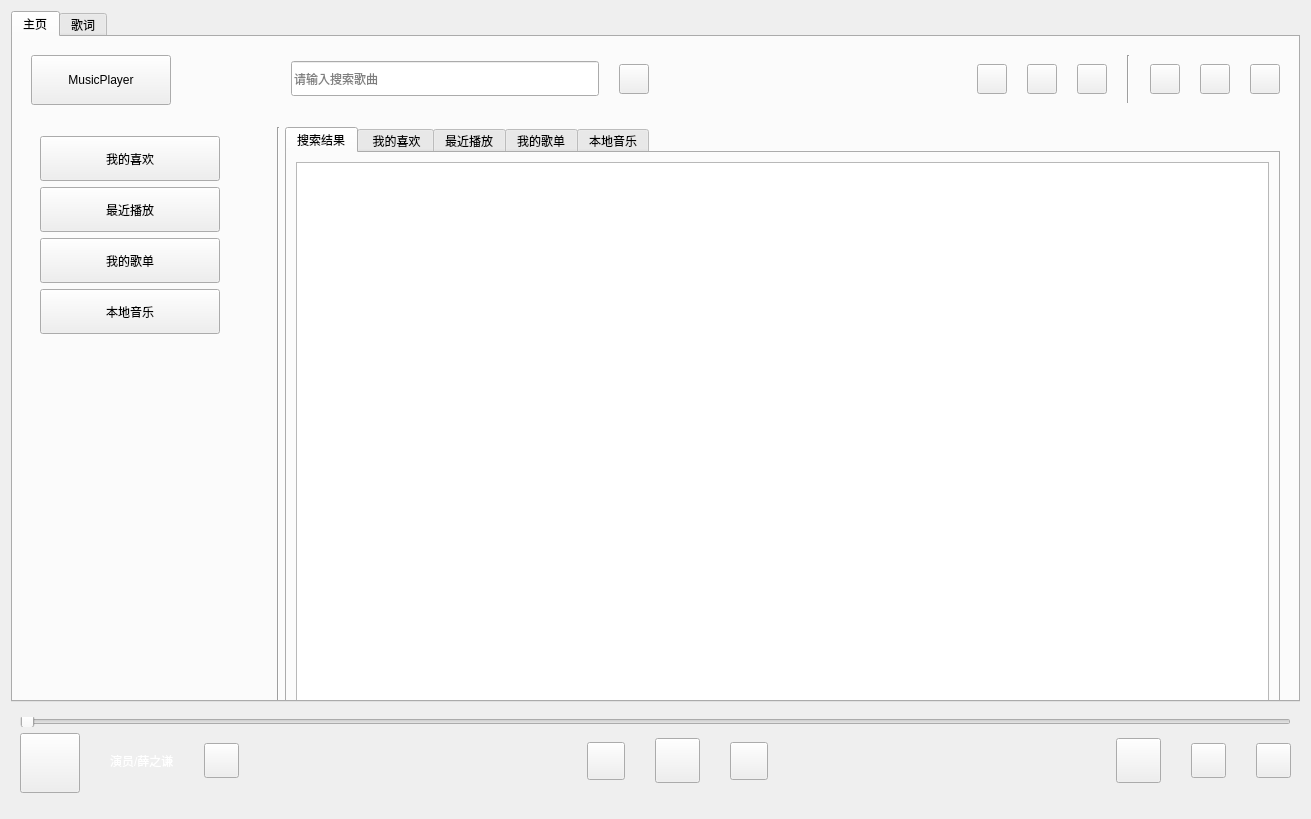
haojoy/MusicPlayer, file mainwidget.ui: the form before one commit.
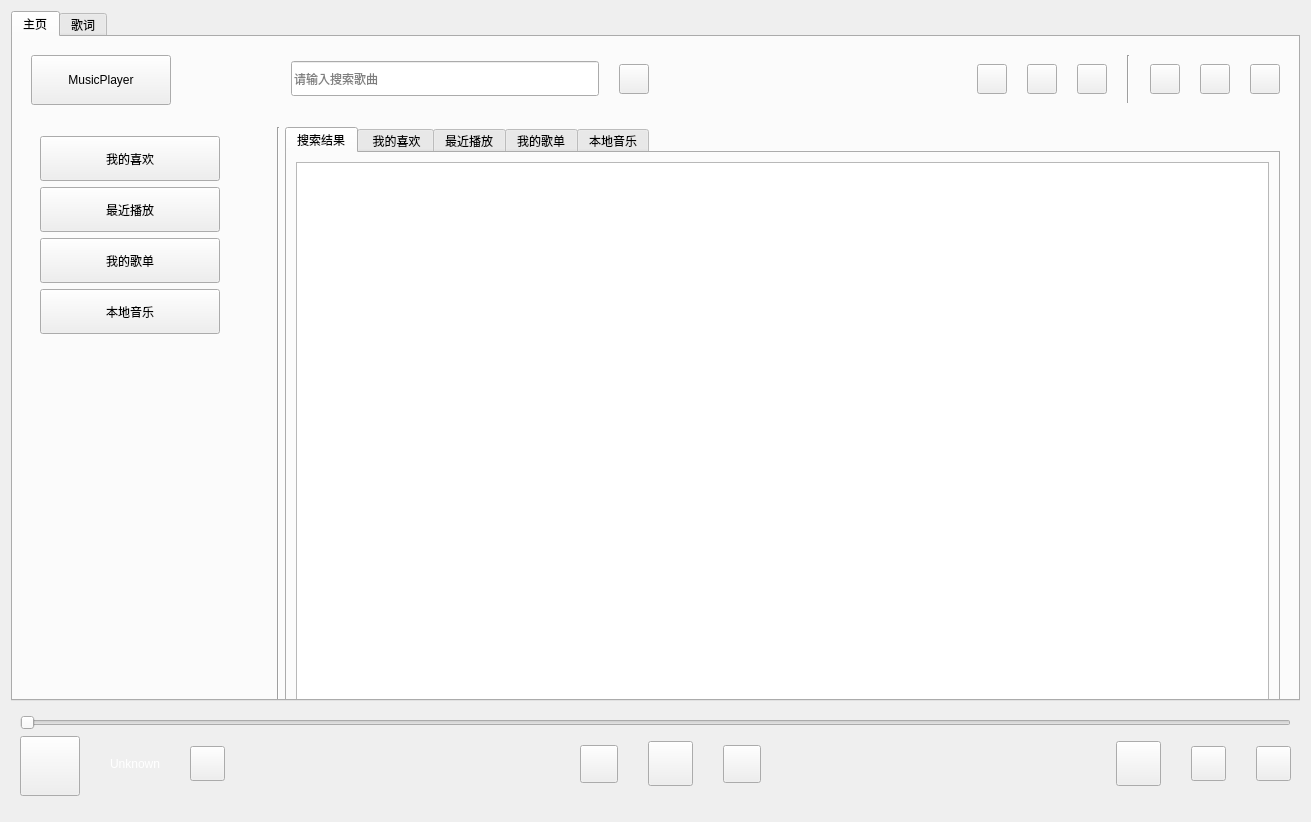
The form after the commit. Icons and pictures are not drawn. Custom widgets are drawn as their Qt base class.

```diff
--- a/mainwidget.ui
+++ b/mainwidget.ui
@@ -1141,7 +1141,7 @@
      <property name="minimumSize">
       <size>
        <width>1289</width>
-       <height>100</height>
+       <height>104</height>
       </size>
      </property>
      <property name="maximumSize">
@@ -1154,20 +1154,20 @@
       <item>
        <layout class="QVBoxLayout" name="verticalLayout_2">
         <item>
-         <widget class="QSlider" name="hslider_header">
+         <widget class="MySlider" name="slider_progress">
           <property name="enabled">
            <bool>true</bool>
           </property>
           <property name="minimumSize">
            <size>
             <width>0</width>
-            <height>10</height>
+            <height>14</height>
            </size>
           </property>
           <property name="maximumSize">
            <size>
             <width>16777215</width>
-            <height>10</height>
+            <height>16777215</height>
            </size>
           </property>
           <property name="orientation">
@@ -1226,7 +1226,7 @@
              <string notr="true">color:white</string>
             </property>
             <property name="text">
-             <string>演员/薛之谦</string>
+             <string>Unknown</string>
             </property>
            </widget>
           </item>
@@ -1555,6 +1555,11 @@
    <extends>QTableWidget</extends>
    <header>mytablewidget.h</header>
   </customwidget>
+  <customwidget>
+   <class>MySlider</class>
+   <extends>QSlider</extends>
+   <header>myslider.h</header>
+  </customwidget>
  </customwidgets>
  <resources>
   <include location="images.qrc"/>
```
Left out of the diff: 6 changed lines with no effect on the pictures.
